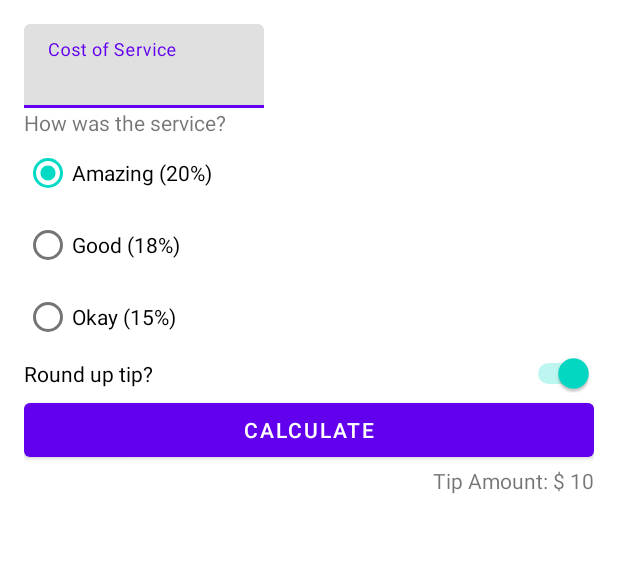
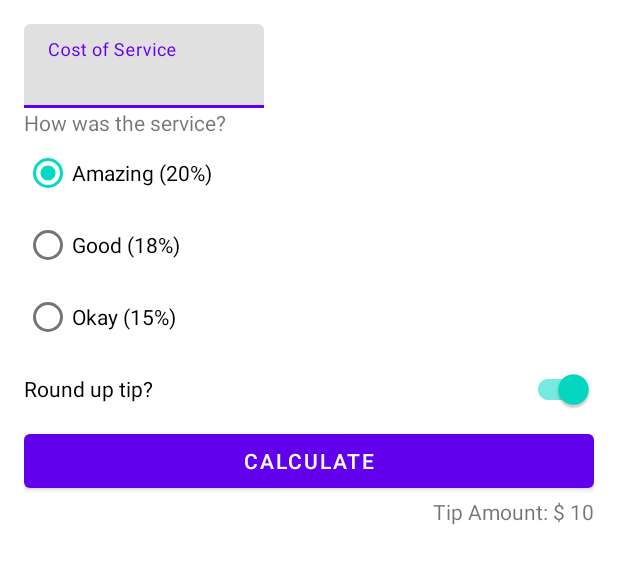
Before and after one commit to NaturalBug/tip-time, an Android app: the layout activity_main.xml on its own in the app's theme, with its tools: preview values and no code run, on a phone screen of 412 x 824 dp. Shown: the top 564 px of the screen. Run offline under Robolectric (Android 15) with nearby library versions, the phone set to English and light mode, and no system bars.

```diff
--- a/app/src/main/res/layout/activity_main.xml
+++ b/app/src/main/res/layout/activity_main.xml
@@ -59,7 +59,7 @@
             android:text="@string/okay_service" />
     </RadioGroup>
 
-    <Switch
+    <com.google.android.material.switchmaterial.SwitchMaterial
         android:id="@+id/round_up_switch"
         android:layout_width="0dp"
         android:layout_height="wrap_content"
```
